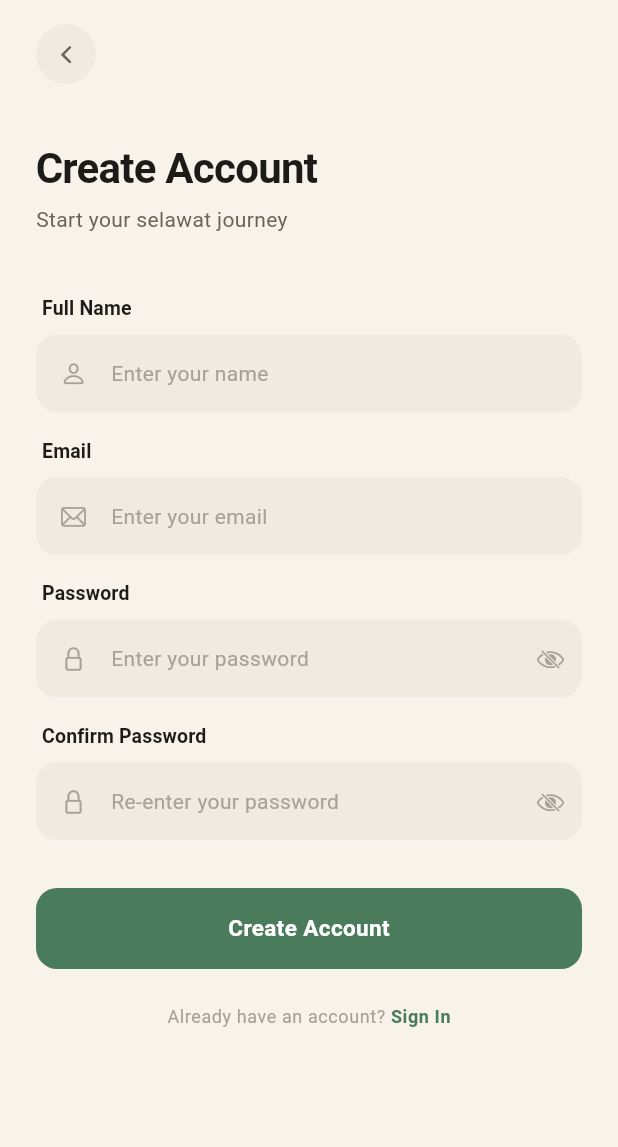
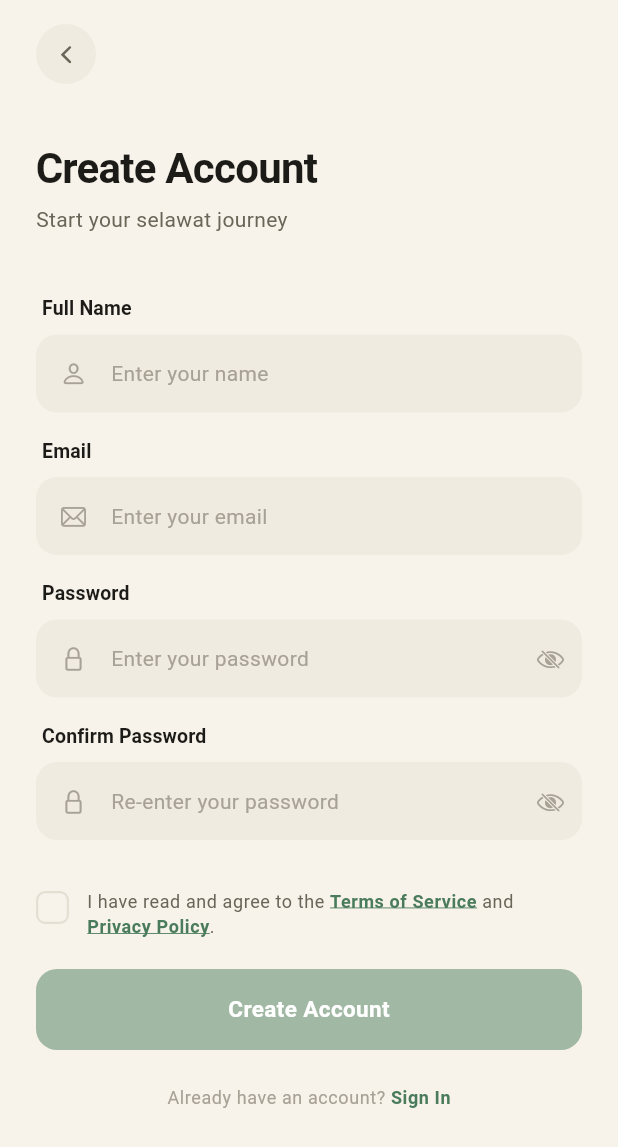
Before and after one commit to MuhaiminRoshaizad/SelawatHub, a Flutter app: the screen it shows after launch, after a tap on "Skip", after a tap on "Create Account", on a phone screen of 412 x 824 dp. Shown: the top 1147 px of the screen. Run offline on Flutter 3.47's test engine with Material 3 defaults, Android fonts, the phone set to English and light mode, and no system bars; our stand-ins replace cached_network_image, custom_refresh_indicator, flutter_riverpod, image_picker, lottie, share_plus and 3 more; accounts and stored records are empty.

Commit message:
feat(auth): require Terms & Privacy agreement before account creation - Add agreement row above the Create Account button on the sign-up screen - Square checkbox toggles via checkbox tap or label tap (large tap target) - "Terms of Service" and "Privacy Policy" rendered in brand accent, bold, underlined; each opens its in-app page via TapGestureRecognizer - Create Account button is visually disabled and non-interactive until the box is ticked; _submit also guards with a toast as a safety net - Sign-in flow is unaffected (row only appears in sign-up mode)

```diff
--- a/lib/features/auth/login_page.dart
+++ b/lib/features/auth/login_page.dart
@@ -1,4 +1,5 @@
 import 'package:flutter/cupertino.dart';
+import 'package:flutter/gestures.dart';
 import 'package:flutter/material.dart';
 import 'package:supabase_flutter/supabase_flutter.dart';
 import 'package:selawathub/core/animations/bounce_tap.dart';
@@ -9,6 +10,8 @@ import 'package:selawathub/core/services/auth_service.dart';
 import 'package:selawathub/core/widgets/app_snackbar.dart';
 import 'package:selawathub/core/widgets/app_bottom_sheet.dart';
 import 'package:selawathub/app/app_shell.dart';
+import 'package:selawathub/features/profile/privacy_policy_page.dart';
+import 'package:selawathub/features/profile/terms_of_service_page.dart';
 
 class LoginPage extends StatefulWidget {
   const LoginPage({super.key, this.isSignUp = false});
@@ -21,11 +24,22 @@ class LoginPage extends StatefulWidget {
 class _LoginPageState extends State<LoginPage> {
   late bool _isSignUp = widget.isSignUp;
   bool _loading = false;
+  bool _agreedToTerms = false;
 
   final _nameCtrl = TextEditingController();
   final _emailCtrl = TextEditingController();
   final _passwordCtrl = TextEditingController();
   final _confirmPasswordCtrl = TextEditingController();
+
+  final _termsRecognizer = TapGestureRecognizer();
+  final _privacyRecognizer = TapGestureRecognizer();
+
+  @override
+  void initState() {
+    super.initState();
+    _termsRecognizer.onTap = _openTerms;
+    _privacyRecognizer.onTap = _openPrivacy;
+  }
 
   @override
   void dispose() {
@@ -33,7 +47,21 @@ class _LoginPageState extends State<LoginPage> {
     _emailCtrl.dispose();
     _passwordCtrl.dispose();
     _confirmPasswordCtrl.dispose();
+    _termsRecognizer.dispose();
+    _privacyRecognizer.dispose();
     super.dispose();
+  }
+
+  void _openTerms() {
+    Navigator.of(context).push(
+      MaterialPageRoute(builder: (_) => const TermsOfServicePage()),
+    );
+  }
+
+  void _openPrivacy() {
+    Navigator.of(context).push(
+      MaterialPageRoute(builder: (_) => const PrivacyPolicyPage()),
+    );
   }
 
   Future<void> _submit() async {
@@ -55,6 +83,11 @@ class _LoginPageState extends State<LoginPage> {
     }
     if (_isSignUp && password != _confirmPasswordCtrl.text.trim()) {
       showAppSnackBar(context, 'Passwords do not match');
+      return;
+    }
+    if (_isSignUp && !_agreedToTerms) {
+      showAppSnackBar(
+          context, 'Please agree to the Terms of Service and Privacy Policy');
       return;
     }
 
@@ -237,18 +270,39 @@ class _LoginPageState extends State<LoginPage> {
 
             const SizedBox(height: S.s32),
 
+            // Terms & Privacy agreement (sign-up only)
+            if (_isSignUp) ...[
+              FadeIn(
+                delay: const Duration(milliseconds: 260),
+                child: _AgreementRow(
+                  dark: dark,
+                  tt: tt,
+                  checked: _agreedToTerms,
+                  onChanged: (v) => setState(() => _agreedToTerms = v),
+                  termsRecognizer: _termsRecognizer,
+                  privacyRecognizer: _privacyRecognizer,
+                ),
+              ),
+              const SizedBox(height: S.s20),
+            ],
+
             // Submit
             FadeIn(
               delay: Duration(milliseconds: _isSignUp ? 280 : 240),
               offset: const Offset(0, 20),
-              child: BounceTap(
-                onTap: _loading ? null : _submit,
+              child: Builder(builder: (_) {
+                final disabled =
+                    _loading || (_isSignUp && !_agreedToTerms);
+                return BounceTap(
+                  onTap: disabled ? null : _submit,
                   child: Container(
                     width: double.infinity,
                     padding: const EdgeInsets.symmetric(vertical: 16),
                     decoration: BoxDecoration(
-                    color: _loading
-                        ? (dark ? C.primarySoft.withValues(alpha: 0.5) : C.primary.withValues(alpha: 0.5))
+                      color: disabled
+                          ? (dark
+                              ? C.primarySoft.withValues(alpha: 0.5)
+                              : C.primary.withValues(alpha: 0.5))
                           : (dark ? C.primarySoft : C.primary),
                       borderRadius: BorderRadius.circular(14),
                     ),
@@ -272,7 +326,8 @@ class _LoginPageState extends State<LoginPage> {
                             ),
                     ),
                   ),
-              ),
+                );
+              }),
             ),
 
             const SizedBox(height: S.s24),
@@ -376,6 +431,98 @@ class _FieldState extends State<_Field> {
                   )
                 : null,
             suffixIconConstraints: const BoxConstraints(minWidth: 0, minHeight: 0),
+          ),
+        ),
+      ],
+    );
+  }
+}
+
+// ── Terms & Privacy agreement row (sign-up only) ──
+
+class _AgreementRow extends StatelessWidget {
+  const _AgreementRow({
+    required this.dark,
+    required this.tt,
+    required this.checked,
+    required this.onChanged,
+    required this.termsRecognizer,
+    required this.privacyRecognizer,
+  });
+
+  final bool dark;
+  final TextTheme tt;
+  final bool checked;
+  final ValueChanged<bool> onChanged;
+  final TapGestureRecognizer termsRecognizer;
+  final TapGestureRecognizer privacyRecognizer;
+
+  @override
+  Widget build(BuildContext context) {
+    final accent = dark ? C.primarySoft : C.primary;
+    final muted = dark ? C.onDark2 : C.onLight2;
+    return Row(
+      crossAxisAlignment: CrossAxisAlignment.start,
+      children: [
+        // Checkbox — tap target also toggles when label area tapped via parent
+        GestureDetector(
+          onTap: () => onChanged(!checked),
+          behavior: HitTestBehavior.opaque,
+          child: Container(
+            margin: const EdgeInsets.only(top: 2),
+            width: 22,
+            height: 22,
+            decoration: BoxDecoration(
+              color: checked ? accent : Colors.transparent,
+              border: Border.all(
+                color: checked
+                    ? accent
+                    : (dark ? C.darkDivider : C.lightDivider),
+                width: 1.5,
+              ),
+              borderRadius: BorderRadius.circular(6),
+            ),
+            child: checked
+                ? Icon(CupertinoIcons.check_mark,
+                    size: 16, color: C.white)
+                : null,
+          ),
+        ),
+        const SizedBox(width: S.s12),
+        Expanded(
+          child: GestureDetector(
+            onTap: () => onChanged(!checked),
+            behavior: HitTestBehavior.opaque,
+            child: RichText(
+              text: TextSpan(
+                style: tt.bodySmall?.copyWith(color: muted, height: 1.45),
+                children: [
+                  const TextSpan(text: 'I have read and agree to the '),
+                  TextSpan(
+                    text: 'Terms of Service',
+                    style: TextStyle(
+                      color: accent,
+                      fontWeight: FontWeight.w600,
+                      decoration: TextDecoration.underline,
+                      decorationColor: accent,
+                    ),
+                    recognizer: termsRecognizer,
+                  ),
+                  const TextSpan(text: ' and '),
+                  TextSpan(
+                    text: 'Privacy Policy',
+                    style: TextStyle(
+                      color: accent,
+                      fontWeight: FontWeight.w600,
+                      decoration: TextDecoration.underline,
+                      decorationColor: accent,
+                    ),
+                    recognizer: privacyRecognizer,
+                  ),
+                  const TextSpan(text: '.'),
+                ],
+              ),
+            ),
           ),
         ),
       ],
```
Lines whose indentation alone changed are shown as unchanged.
